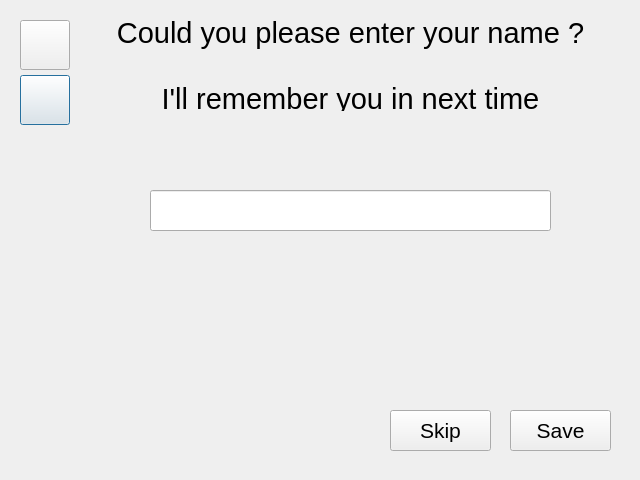
This is UI/smrr_ui/src/ui/screen_name.ui in ENTC-FYP-19-G08/ismrr as Qt 5 draws it before an edit. The edited form follows.
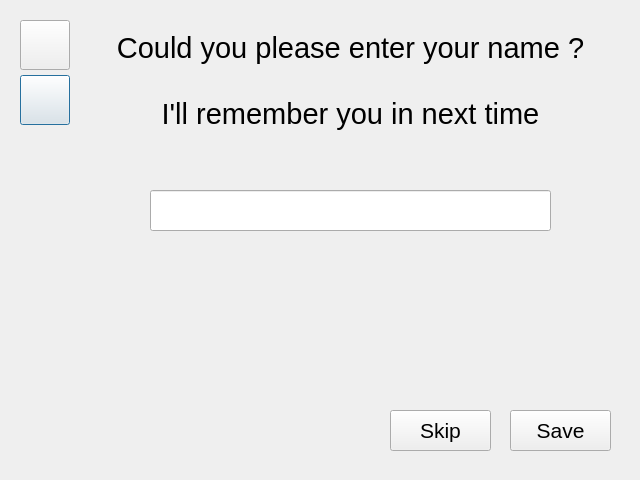
This is the edited form. Icons and pictures are not drawn.

Commit message: fix name label text

```diff
--- a/UI/smrr_ui/src/ui/screen_name.ui
+++ b/UI/smrr_ui/src/ui/screen_name.ui
@@ -50,7 +50,7 @@
      <x>80</x>
      <y>20</y>
      <width>541</width>
-     <height>91</height>
+     <height>121</height>
     </rect>
    </property>
    <property name="font">
```
